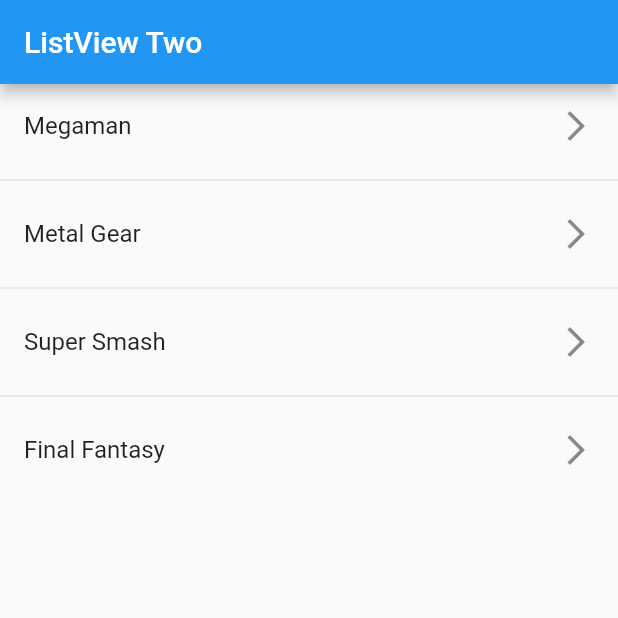
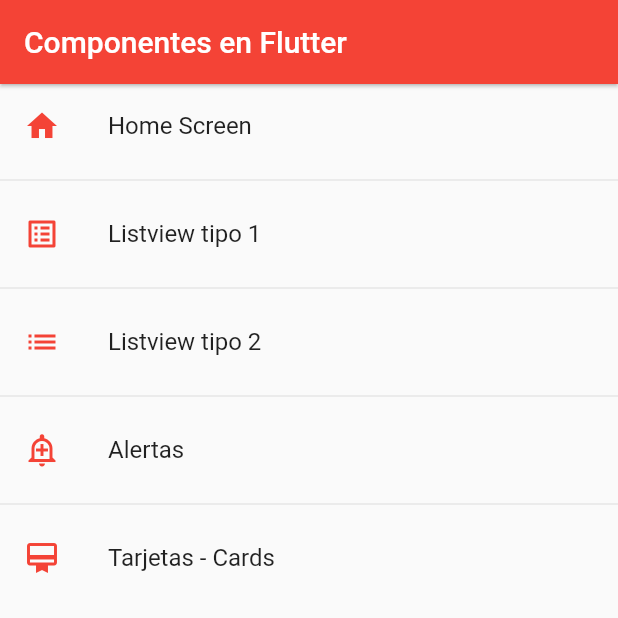
Before and after one commit to EmiMtz/FlutterComponents, a Flutter app: the screen it shows after launch, on a phone screen of 412 x 824 dp, the top half of it. Run offline on Flutter 3.47's test engine with Material 2 defaults, Android fonts, the phone set to English and light mode, and no system bars.

Commit message:
Cards Widget

```diff
--- a/lib/main.dart
+++ b/lib/main.dart
@@ -1,4 +1,5 @@
-import 'package:fl_components/screens/listview2_screen.dart';
+import 'package:fl_components/router/app_routes.dart';
+import 'package:fl_components/theme/app_theme.dart';
 import 'package:flutter/material.dart';
 
 void main() => runApp(const MyApp());
@@ -8,9 +9,13 @@ class MyApp extends StatelessWidget {
 
   @override
   Widget build(BuildContext context) {
-    return const MaterialApp(
+    return MaterialApp(
+      debugShowCheckedModeBanner: false,
       title: 'Material App',
-      home: ListView2Screen()
+      initialRoute: AppRoutes.initialRoute,
+      routes: AppRoutes.getAppRoutes(),
+      onGenerateRoute: AppRoutes.onGenerateRoute,
+      theme: AppTheme.lightTheme,
     );
   }
 }
--- /dev/null
+++ b/lib/models/menu_option.dart
@@ -0,0 +1,15 @@
+import 'package:flutter/material.dart' show IconData, Widget;
+
+class MenuOption {
+  final String route;
+  final IconData icon;
+  final String name;
+  final Widget screen;
+
+  MenuOption({
+    required this.route,
+    required this.icon,
+    required this.name,
+    required this.screen
+    });
+}
--- /dev/null
+++ b/lib/router/app_routes.dart
@@ -0,0 +1,39 @@
+import 'package:fl_components/models/menu_option.dart';
+import 'package:fl_components/screens/screens.dart';
+import 'package:flutter/material.dart';
+
+class AppRoutes {
+  static const initialRoute = 'home';
+
+  static final menuOptions = <MenuOption>[
+    //TODO: borrar home
+    MenuOption(route: 'home', icon: Icons.home, name: 'Home Screen', screen: const HomeScreen()),
+    MenuOption(route: 'Listview1', icon: Icons.list_alt, name: 'Listview tipo 1', screen: const ListView1Screen()),
+    MenuOption(route: 'Listview2', icon: Icons.list, name: 'Listview tipo 2', screen: const ListView2Screen()),
+    MenuOption(route: 'alert', icon: Icons.add_alert_outlined, name: 'Alertas', screen: const AlertScreen()),
+    MenuOption(route: 'card', icon: Icons.card_membership, name: 'Tarjetas - Cards', screen: const CardScreen()),
+  ];
+
+  static Map<String, Widget Function(BuildContext)> getAppRoutes() {
+
+    Map<String, Widget Function(BuildContext)> appRoutes = {};
+    for (final option in menuOptions) {
+      appRoutes.addAll({ option.route: (BuildContext context) => option.screen });
+    }
+
+    return appRoutes;
+  }
+  // static Map<String, Widget Function(BuildContext)> routes = {
+  //   'home': (BuildContext context) => const HomeScreen(),
+  //   'ListViewOne': (BuildContext context) => const ListView1Screen(),
+  //   'ListViewTwo': (BuildContext context) => const ListView2Screen(),
+  //   'alert': (BuildContext context) => const AlertScreen(),
+  //   'card': (BuildContext context) => const CardScreen(),
+  // };
+
+  static Route<dynamic> onGenerateRoute(RouteSettings settings) {
+    return MaterialPageRoute(
+      builder: (context) => const AlertScreen(),
+    );
+  }
+}
--- /dev/null
+++ b/lib/screens/home_screen.dart
@@ -0,0 +1,34 @@
+import 'package:fl_components/router/app_routes.dart';
+import 'package:fl_components/theme/app_theme.dart';
+import 'package:flutter/material.dart';
+
+class HomeScreen extends StatelessWidget {
+
+  const HomeScreen({Key? key}) : super(key: key);
+
+  @override
+  Widget build(BuildContext context) {
+    return Scaffold(
+      appBar: AppBar(
+        title: const Text('Componentes en Flutter'),
+        elevation: 1,
+      ),
+      body: ListView.separated(
+        itemBuilder: (context, i) => ListTile(
+          leading: Icon(AppRoutes.menuOptions[i].icon, color: AppTheme.primary,),
+          title: Text(AppRoutes.menuOptions[i].name),
+          onTap: () {
+
+            // final route = MaterialPageRoute(
+            //   builder: (context) => ListView1Screen()
+            // );
+            // Navigator.pushReplacement(context, route);
+            Navigator.pushNamed(context, AppRoutes.menuOptions[i].route);
+          },
+        ),
+        separatorBuilder: (_, __) => const Divider(),
+        itemCount: AppRoutes.menuOptions.length,
+      ),
+    );
+  }
+}
--- /dev/null
+++ b/lib/screens/screens.dart
@@ -0,0 +1,5 @@
+export 'package:fl_components/screens/alert_screen.dart';
+export 'package:fl_components/screens/card_screen.dart';
+export 'package:fl_components/screens/home_screen.dart';
+export 'package:fl_components/screens/listview1_screen.dart';
+export 'package:fl_components/screens/listview2_screen.dart';
--- /dev/null
+++ b/lib/theme/app_theme.dart
@@ -0,0 +1,39 @@
+
+import 'package:flutter/material.dart';
+
+class AppTheme {
+  static const Color primary = Colors.red;
+
+  static final ThemeData lightTheme = ThemeData.light().copyWith(
+    //Color primario
+    primaryColor: primary,
+
+    //Appbar theme
+    appBarTheme: const AppBarTheme(
+      color: primary,
+      elevation: 10
+    ),
+
+    //TextButton Theme
+    textButtonTheme: TextButtonThemeData(
+      style: TextButton.styleFrom(primary: primary)
+    ),
+  );
+
+  static final ThemeData darkTheme = ThemeData.light().copyWith(
+    //Color primario
+    primaryColor: primary,
+
+    //Appbar theme
+    appBarTheme: const AppBarTheme(
+      color: primary,
+      elevation: 10
+    ),
+
+    //TextButton Theme
+    textButtonTheme: TextButtonThemeData(
+      style: TextButton.styleFrom(primary: primary)
+    ),
+    scaffoldBackgroundColor: Colors.white
+  );
+}
--- /dev/null
+++ b/lib/widgets/widgets.dart
@@ -0,0 +1,3 @@
+
+export 'package:fl_components/widgets/custom_card_type_two.dart';
+export 'package:fl_components/widgets/custom_card_type_one.dart';
--- a/pubspec.yaml
+++ b/pubspec.yaml
@@ -59,8 +59,8 @@ flutter:
   uses-material-design: true
 
   # To add assets to your application, add an assets section, like this:
-  # assets:
-  #   - images/a_dot_burr.jpeg
+  assets:
+    - assets/
   #   - images/a_dot_ham.jpeg
 
   # An image asset can refer to one or more resolution-specific "variants", see
```
Also changed, not shown: lib/screens/alert_screen.dart (added, +15 -0 lines), lib/screens/card_screen.dart (added, +32 -0 lines), lib/screens/listview2_screen.dart (+6 -1 lines), lib/widgets/custom_card_type_one.dart (added, +39 -0 lines), lib/widgets/custom_card_type_two.dart (added, +45 -0 lines), assets/jar-loading.gif (added), lib/models/models.dart (added).
